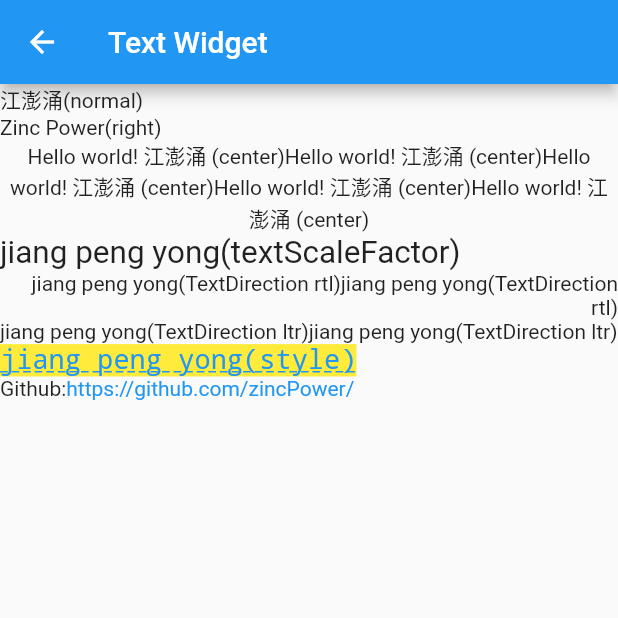
After one commit to zincPower/flutter-study-2021, a Flutter app: the TextWidgetPage screen opened directly, on a phone screen of 412 x 824 dp, the top half of it. The commit adds this screen. Run offline on Flutter 3.47's test engine with Material 2 defaults, Android fonts, the phone set to English and light mode, and no system bars.

Commit message:
feat: 增加字体

```diff
--- a/lib/state/state_main.dart
+++ b/lib/state/state_main.dart
@@ -16,7 +16,7 @@ class MyApp extends StatelessWidget {
       theme: ThemeData(
         primarySwatch: Colors.blue,
       ),
-      home: MyHomePage(title: 'Widget Demo Home Page'),
+      home: MyHomePage(title: 'State Demo Home Page'),
     );
   }
 }
--- /dev/null
+++ b/lib/widget/text_widget_page.dart
@@ -0,0 +1,174 @@
+import 'package:flutter/gestures.dart';
+import 'package:flutter/material.dart';
+import 'package:flutter_study_2021/widget/utils/font.dart';
+import 'package:path_provider/path_provider.dart';
+
+/// 文本样式
+class TextWidgetPage extends StatelessWidget {
+  final LongPressGestureRecognizer _recognizer = LongPressGestureRecognizer();
+
+  TextWidgetPage({Key? key}) : super(key: key);
+
+  @override
+  Widget build(BuildContext context) {
+    _recognizer..onLongPress = _handlePress;
+    return Scaffold(
+      appBar: AppBar(
+        title: Text('Text Widget'),
+      ),
+      body: Column(
+        crossAxisAlignment: CrossAxisAlignment.start,
+        children: [
+          Text('江澎涌(normal)'),
+          Text(
+            'Zinc Power(right)',
+            textAlign: TextAlign.end,
+          ),
+          Text(
+            'Hello world! 江澎涌 (center)' * 5,
+            textAlign: TextAlign.center,
+          ),
+          Text(
+            'jiang peng yong(textScaleFactor)',
+            textScaleFactor: 1.5,
+          ),
+          Text(
+            'jiang peng yong(TextDirection rtl)' * 2,
+            textDirection: TextDirection.rtl,
+            textAlign: TextAlign.start,
+          ),
+          Text(
+            'jiang peng yong(TextDirection ltr)' * 2,
+            textDirection: TextDirection.ltr,
+            textAlign: TextAlign.start,
+          ),
+          Text(
+            'jiang peng yong(style)',
+            style: TextStyle(
+              color: Colors.blue,
+              fontSize: 18,
+              height: 1.2,
+              fontFamily: 'Courier',
+              background: Paint()..color = Colors.yellow,
+              decoration: TextDecoration.underline,
+              decorationStyle: TextDecorationStyle.dashed,
+            ),
+          ),
+          Text.rich(TextSpan(
+            children: [
+              TextSpan(text: 'Github:'),
+              TextSpan(
+                text: 'https://github.com/zincPower/',
+                style: TextStyle(
+                  color: Colors.blue,
+                ),
+                recognizer: _recognizer,
+              ),
+            ],
+          )),
+        ],
+      ),
+    );
+  }
+
+  void _handlePress() {
+    print('zincPower');
+  }
+}
+
+/// Text 样式继承
+class DefaultTextStylePage extends StatelessWidget {
+  const DefaultTextStylePage({Key? key}) : super(key: key);
+
+  @override
+  Widget build(BuildContext context) {
+    return Scaffold(
+      backgroundColor: Colors.orangeAccent,
+      appBar: AppBar(
+        title: Text('Default Text Style Widget'),
+      ),
+      body: DefaultTextStyle(
+        style: TextStyle(
+          color: Colors.red,
+          fontSize: 18,
+        ),
+        child: Column(
+          children: [
+            Text('江澎涌（继承样式）'),
+            Text(
+              'zinc power（覆盖颜色）',
+              style: TextStyle(color: Colors.blue),
+            ),
+            Text(
+              '江澎涌（取消继承样式）',
+              style: TextStyle(inherit: false),
+            ),
+          ],
+        ),
+      ),
+    );
+  }
+}
+
+class TextFamilyPage extends StatefulWidget {
+  const TextFamilyPage({Key? key}) : super(key: key);
+
+  @override
+  _TextFamilyPageState createState() => _TextFamilyPageState();
+}
+
+class _TextFamilyPageState extends State<TextFamilyPage> {
+  final localFontFamily = 'ZCOOLKuaiLe';
+
+  @override
+  void initState() {
+    super.initState();
+    loadFont(localFontFamily, 'ZCOOLKuaiLe.ttf');
+  }
+
+  @override
+  Widget build(BuildContext context) {
+    return Scaffold(
+      appBar: AppBar(
+        title: Text('Text Family'),
+      ),
+      body: Column(
+        children: [
+          Text(
+            '江澎涌(asset 字体)',
+            style: TextStyle(
+              fontFamily: 'testFontFamily',
+              fontSize: 50,
+            ),
+          ),
+          Text(
+            '江澎涌(package 字体)',
+            style: TextStyle(
+              fontFamily: 'pacakgeFontFamily',
+              // 这里可有可无，因为 pacakgeFontFamily 的字体包虽然放在 lib 中，
+              // 但声明是在 flutter_study_2021 本项目中，所以不需要 package
+              // package: 'flutter_study_2021',
+              fontSize: 50,
+            ),
+          ),
+          Text(
+            '江澎涌(加载本地字体)',
+            style: TextStyle(
+              fontFamily: localFontFamily,
+              fontSize: 50,
+            ),
+          ),
+        ],
+      ),
+    );
+  }
+
+  loadFont(String fontFamily, String fontName) async {
+    final directory = await getApplicationDocumentsDirectory();
+    final fontsFolderPath = directory.path + '/fonts/';
+    final fontsFilePath = fontsFolderPath + fontName;
+    print('fontsFolderPath: $fontsFolderPath, ');
+    await loadFontFromFile(fontFamily, fontsFilePath);
+    setState(() {});
+  }
+}
```
Also changed, not shown: lib/widget/utils/directory.dart (added, +18 -0 lines), lib/widget/utils/font.dart (added, +17 -0 lines), lib/widget/widget_main.dart (added, +78 -0 lines), pubspec.yaml (+8 -0 lines), pubspec.lock, 5 other files.
